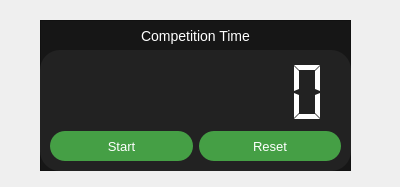
Above: control_panel_section_widgets/competition_time.ui from itumtalaiteam/Denizalti before the change. Below: the same form after it.
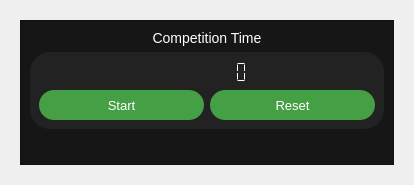
That is the form after the change.

Diff of the .ui file:
```diff
--- a/control_panel_section_widgets/competition_time.ui
+++ b/control_panel_section_widgets/competition_time.ui
@@ -6,31 +6,19 @@
    <rect>
     <x>0</x>
     <y>0</y>
-    <width>400</width>
-    <height>187</height>
+    <width>414</width>
+    <height>185</height>
    </rect>
   </property>
   <property name="windowTitle">
    <string>Form</string>
   </property>
+  <layout class="QVBoxLayout" name="verticalLayout_5">
+   <item>
   <widget class="QWidget" name="cpanel_competition_time_widget" native="true">
-   <property name="geometry">
-    <rect>
-     <x>40</x>
-     <y>20</y>
-     <width>311</width>
-     <height>151</height>
-    </rect>
-   </property>
+     <layout class="QVBoxLayout" name="verticalLayout_4">
+      <item>
    <widget class="QFrame" name="cpanel_competition_time">
-    <property name="geometry">
-     <rect>
-      <x>0</x>
-      <y>0</y>
-      <width>311</width>
-      <height>151</height>
-     </rect>
-    </property>
     <property name="styleSheet">
      <string notr="true">QFrame#cpanel_competition_time{
 background-color:	rgba(22,22,22,255);
@@ -42,14 +30,14 @@
     <property name="frameShadow">
      <enum>QFrame::Raised</enum>
     </property>
+        <layout class="QVBoxLayout" name="verticalLayout_3">
+         <item>
     <widget class="QLabel" name="cpanel_label_competition_time">
-     <property name="geometry">
-      <rect>
-       <x>80</x>
-       <y>0</y>
-       <width>151</width>
-       <height>31</height>
-      </rect>
+           <property name="sizePolicy">
+            <sizepolicy hsizetype="Preferred" vsizetype="Fixed">
+             <horstretch>0</horstretch>
+             <verstretch>0</verstretch>
+            </sizepolicy>
      </property>
      <property name="styleSheet">
       <string notr="true">color:White;
@@ -62,15 +50,9 @@
       <set>Qt::AlignCenter</set>
      </property>
     </widget>
+         </item>
+         <item>
     <widget class="QFrame" name="cpanel_frame_competition_time">
-     <property name="geometry">
-      <rect>
-       <x>0</x>
-       <y>30</y>
-       <width>311</width>
-       <height>121</height>
-      </rect>
-     </property>
      <property name="styleSheet">
       <string notr="true">QFrame#cpanel_frame_competition_time {
 background-color: rgba(34,34,34,255);
@@ -104,15 +86,8 @@
      <property name="frameShadow">
       <enum>QFrame::Raised</enum>
      </property>
-     <widget class="QWidget" name="verticalLayoutWidget">
-      <property name="geometry">
-       <rect>
-        <x>10</x>
-        <y>10</y>
-        <width>291</width>
-        <height>101</height>
-       </rect>
-      </property>
+           <layout class="QVBoxLayout" name="verticalLayout_2">
+            <item>
       <layout class="QVBoxLayout" name="verticalLayout">
        <item>
         <widget class="QLCDNumber" name="cpanel_lcdn_timer">
@@ -164,10 +139,30 @@
         </layout>
        </item>
       </layout>
-     </widget>
-    </widget>
-   </widget>
-  </widget>
+            </item>
+           </layout>
+          </widget>
+         </item>
+         <item>
+          <spacer name="verticalSpacer">
+           <property name="orientation">
+            <enum>Qt::Vertical</enum>
+           </property>
+           <property name="sizeHint" stdset="0">
+            <size>
+             <width>20</width>
+             <height>40</height>
+            </size>
+           </property>
+          </spacer>
+         </item>
+        </layout>
+       </widget>
+      </item>
+     </layout>
+    </widget>
+   </item>
+  </layout>
  </widget>
  <resources/>
  <connections/>
```
Lines whose indentation alone changed are shown as unchanged.
